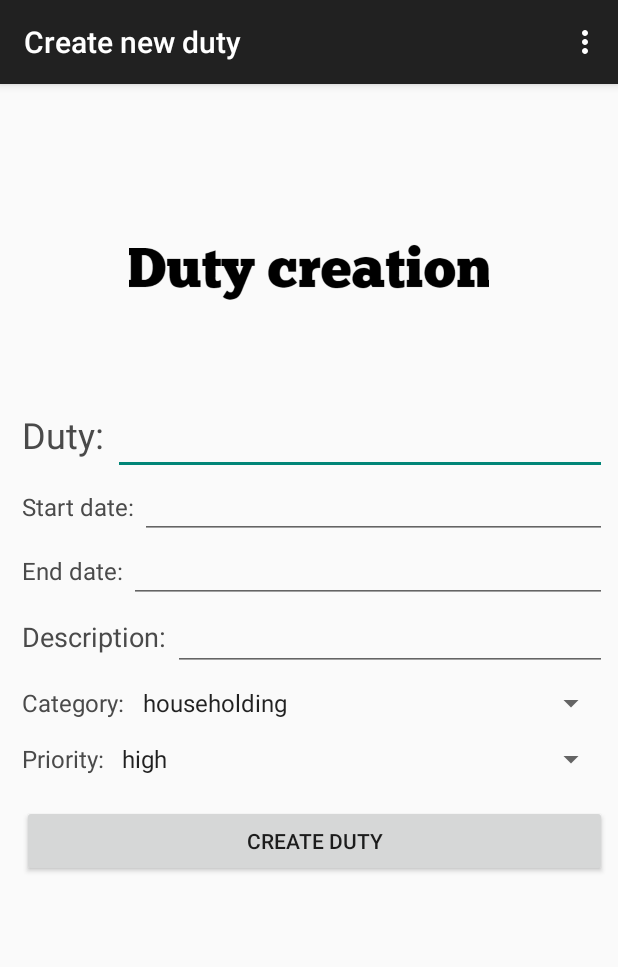
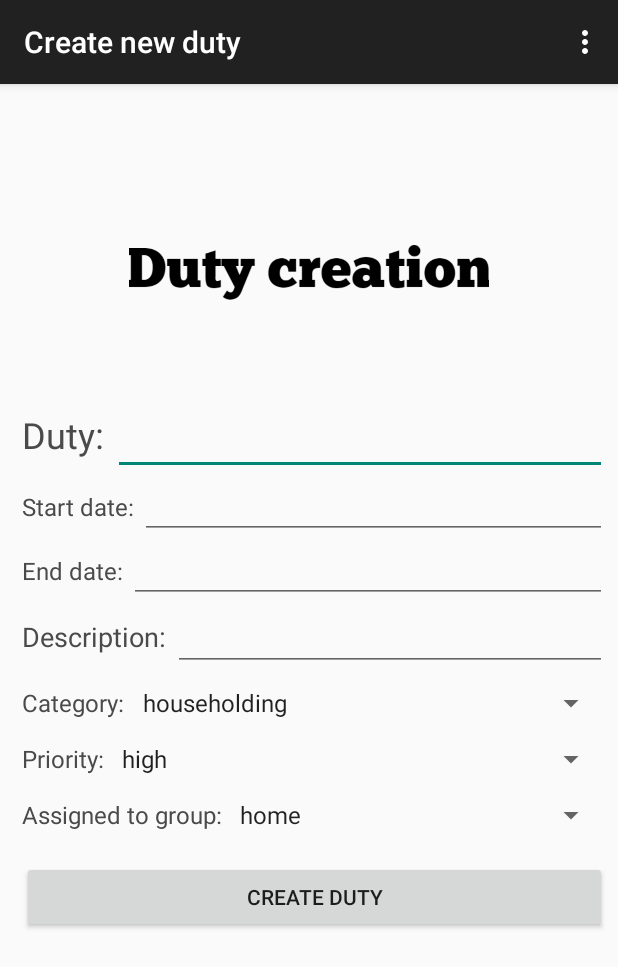
Before and after one commit to mariiaVoitenko/dutyHelperAndroid, an Android app: the CreateDutyActivity screen opened directly, with no data from a screen before it, on a phone screen of 412 x 824 dp. Shown: the top 967 px of the screen. Run offline under Robolectric (Android 15) with nearby library versions, the phone set to English and light mode, and no system bars; libraries missing offline, so code that uses them is left out: retrofit.client; network calls fail.

Commit message:
group spinners magic

```diff
--- a/app/src/main/java/com/voitenko/dutyhelper/activities/CreateDutyActivity.java
+++ b/app/src/main/java/com/voitenko/dutyhelper/activities/CreateDutyActivity.java
@@ -44,6 +44,7 @@ public class CreateDutyActivity extends ActionBarActivity {
         mCreateDutyButton = (Button) findViewById(R.id.create_duty_button);
         Spinner categoriesSpinner = (Spinner) findViewById(R.id.create_category_spinner);
         Spinner prioritySpinner = (Spinner) findViewById(R.id.create_priority_spinner);
+        Spinner groupSpinner = (Spinner) findViewById(R.id.assignment_spinner);
 
         ArrayAdapter<CharSequence> categoryAdapter = ArrayAdapter.createFromResource(this,
                 R.array.categories, android.R.layout.simple_spinner_item);
@@ -54,6 +55,11 @@ public class CreateDutyActivity extends ActionBarActivity {
                 R.array.priorities, android.R.layout.simple_spinner_item);
         priorityAdapter.setDropDownViewResource(android.R.layout.simple_spinner_dropdown_item);
         prioritySpinner.setAdapter(priorityAdapter);
+
+        ArrayAdapter<CharSequence> groupAdapter = ArrayAdapter.createFromResource(this,
+                R.array.groups, android.R.layout.simple_spinner_item);
+        groupAdapter.setDropDownViewResource(android.R.layout.simple_spinner_dropdown_item);
+        groupSpinner.setAdapter(groupAdapter);
         mCreateDutyButton.setOnClickListener(new View.OnClickListener() {
             @Override
             public void onClick(View v) {
--- a/app/src/main/res/layout/activity_create_duty.xml
+++ b/app/src/main/res/layout/activity_create_duty.xml
@@ -171,7 +171,30 @@
             android:textSize="16sp"
             android:textStyle="italic" />
     </LinearLayout>
+    <LinearLayout xmlns:android="http://schemas.android.com/apk/res/android"
+        xmlns:tools="http://schemas.android.com/tools"
+        android:layout_width="match_parent"
+        android:layout_height="wrap_content"
+        android:orientation="horizontal"
+        android:paddingLeft="7dp">
 
+        <TextView
+            android:id="@+id/groupLabel"
+            android:layout_width="wrap_content"
+            android:layout_height="wrap_content"
+            android:paddingTop="15dp"
+            android:text="Assigned to group: "
+            android:textColor="#4a4a4a"
+            android:textSize="16sp" />
+
+        <Spinner
+            android:id="@+id/assignment_spinner"
+            android:layout_width="match_parent"
+            android:layout_height="wrap_content"
+            android:textColor="#4a4a4a"
+            android:textSize="16sp"
+            android:textStyle="italic" />
+    </LinearLayout>
     <LinearLayout xmlns:android="http://schemas.android.com/apk/res/android"
         xmlns:tools="http://schemas.android.com/tools"
         android:layout_width="match_parent"
--- a/app/src/main/res/values/strings.xml
+++ b/app/src/main/res/values/strings.xml
@@ -40,6 +40,14 @@
         <item>medium</item>
         <item>low</item>
     </string-array>
+    <string-array name="groups">
+        <item>home</item>
+        <item>university</item>
+        <item>work</item>
+        <item>hospital</item>
+        <item>party</item>
+        <item>school</item>
+    </string-array>
     <string name="title_activity_create_group">CreateGroupActivity</string>
     <string name="title_activity_group_details">GroupDetailsActivity</string>
     <string name="title_activity_add_member">AddMemberActivity</string>
```
Also changed, not shown: app/src/main/java/com/voitenko/dutyhelper/activities/DutyDetailsActivity.java (+9 -0 lines), app/src/main/res/layout/activity_duty_details.xml (+28 -3 lines).
